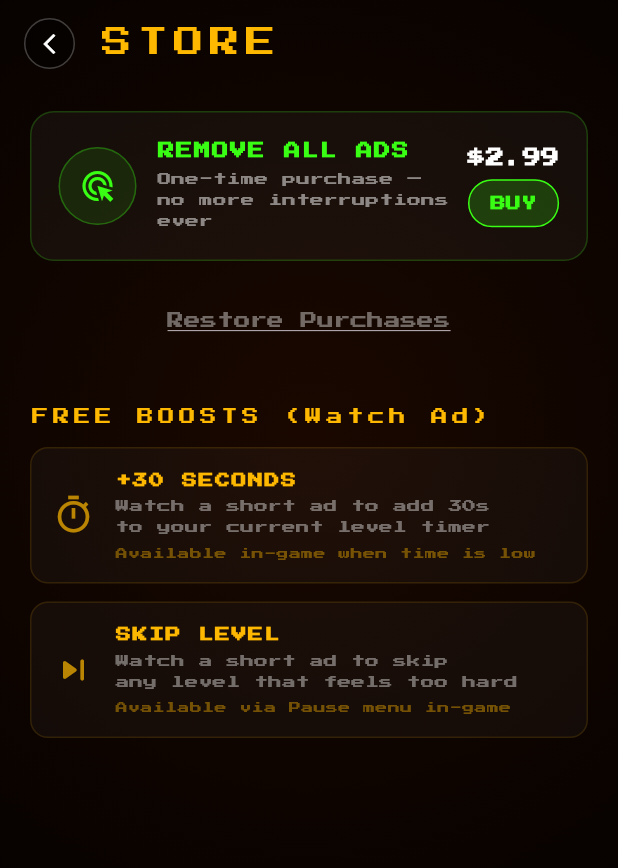
After one commit to exploreofficialzz-star/Pivot-ball, a Flutter app: the StoreScreen screen opened directly, on a phone screen of 412 x 824 dp. The commit adds this screen. Shown: the top 868 px of the screen. Run offline on Flutter 3.47's test engine with Material 3 defaults, Android fonts, the phone set to English and light mode, and no system bars; our stand-ins replace confetti, connectivity_plus, flutter_local_notifications, google_fonts, google_mobile_ads, in_app_purchase and 2 more; missing offline and left inert: flame_audio; accounts and stored records are empty; network calls fail; statements that could not run were skipped.

Commit message:
Apply Mega Update: In-app purchases, notifications, and ad policy fixes

```diff
--- /dev/null
+++ b/lib/screens/store_screen.dart
@@ -0,0 +1,289 @@
+import 'package:flutter/material.dart';
+import '../utils/constants.dart';
+import '../utils/purchase_manager.dart';
+import '../utils/audio_manager.dart';
+import '../utils/ad_manager.dart';
+
+class StoreScreen extends StatefulWidget {
+  const StoreScreen({super.key});
+  @override
+  State<StoreScreen> createState() => _StoreScreenState();
+}
+
+class _StoreScreenState extends State<StoreScreen> {
+  bool _loading = false;
+
+  @override
+  Widget build(BuildContext context) {
+    final pm = PurchaseManager.instance;
+    final size = MediaQuery.of(context).size;
+
+    return Scaffold(
+      backgroundColor: Colors.black,
+      body: Stack(
+        children: [
+          // Background
+          Container(decoration: const BoxDecoration(
+            gradient: RadialGradient(
+              center: Alignment(0, -0.3), radius: 1.2,
+              colors: [Color(0xFF1A0800), Colors.black],
+            ),
+          )),
+
+          SafeArea(
+            child: Column(
+              children: [
+                // Header
+                Padding(
+                  padding: const EdgeInsets.symmetric(horizontal: 16, vertical: 12),
+                  child: Row(
+                    children: [
+                      GestureDetector(
+                        onTap: () { AudioManager.instance.playClick(); Navigator.pop(context); },
+                        child: Container(
+                          padding: const EdgeInsets.all(8),
+                          decoration: BoxDecoration(
+                            shape: BoxShape.circle,
+                            border: Border.all(color: Colors.white24),
+                            color: Colors.black45,
+                          ),
+                          child: const Icon(Icons.arrow_back_ios_new, color: Colors.white, size: 16),
+                        ),
+                      ),
+                      const SizedBox(width: 16),
+                      const Text('STORE', style: TextStyle(
+                        fontSize: 20, color: GameConstants.goldColor, letterSpacing: 4)),
+                    ],
+                  ),
+                ),
+
+                Expanded(
+                  child: ListView(
+                    padding: const EdgeInsets.symmetric(horizontal: 20),
+                    children: [
+                      const SizedBox(height: 16),
+
+                      // ── REMOVE ADS ────────────────────────────────────────
+                      ValueListenableBuilder<bool>(
+                        valueListenable: pm.adsRemovedNotifier,
+                        builder: (_, removed, __) => _StoreCard(
+                          icon: removed ? Icons.block : Icons.ads_click,
+                          iconColor: GameConstants.neonGreen,
+                          title: removed ? 'ADS REMOVED ✓' : 'REMOVE ALL ADS',
+                          subtitle: removed
+                              ? 'Thank you for supporting Pivot Ball!'
+                              : 'One-time purchase — no more interruptions ever',
+                          price: removed ? 'OWNED' : _price(pm, 'pivot_ball_remove_ads', '\$2.99'),
+                          buttonLabel: removed ? 'OWNED' : 'BUY',
+                          buttonColor: removed ? Colors.grey : GameConstants.neonGreen,
+                          loading: _loading,
+                          onTap: removed ? null : () async {
+                            AudioManager.instance.playClick();
+                            setState(() => _loading = true);
+                            try { await pm.buyRemoveAds(); } catch (_) {}
+                            setState(() => _loading = false);
+                          },
+                        ),
+                      ),
+
+                      const SizedBox(height: 16),
+
+                      // ── RESTORE ───────────────────────────────────────────
+                      Center(
+                        child: TextButton(
+                          onPressed: () async {
+                            AudioManager.instance.playClick();
+                            await pm.restorePurchases();
+                            if (mounted) {
+                              ScaffoldMessenger.of(context).showSnackBar(
+                                const SnackBar(content: Text('Purchases restored')),
+                              );
+                            }
+                          },
+                          child: Text('Restore Purchases',
+                            style: TextStyle(
+                              color: Colors.white.withOpacity(0.4),
+                              fontSize: 11,
+                              decoration: TextDecoration.underline,
+                            )),
+                        ),
+                      ),
+
+                      const SizedBox(height: 32),
+
+                      // ── REWARDED ADS (free) ───────────────────────────────
+                      const Padding(
+                        padding: EdgeInsets.only(bottom: 12),
+                        child: Text('FREE BOOSTS (Watch Ad)',
+                          style: TextStyle(
+                            color: GameConstants.goldColor,
+                            fontSize: 11, letterSpacing: 3)),
+                      ),
+
+                      _FreeBoostCard(
+                        icon: Icons.timer_outlined,
+                        title: '+30 SECONDS',
+                        subtitle: 'Watch a short ad to add 30s\nto your current level timer',
+                        available: AdManager.instance.rewardedAdReady,
+                        note: 'Available in-game when time is low',
+                      ),
+
+                      const SizedBox(height: 12),
+
+                      _FreeBoostCard(
+                        icon: Icons.skip_next_rounded,
+                        title: 'SKIP LEVEL',
+                        subtitle: 'Watch a short ad to skip\nany level that feels too hard',
+                        available: AdManager.instance.rewardedAdReady,
+                        note: 'Available via Pause menu in-game',
+                      ),
+
+                      const SizedBox(height: 40),
+                    ],
+                  ),
+                ),
+              ],
+            ),
+          ),
+        ],
+      ),
+    );
+  }
+
+  String _price(PurchaseManager pm, String id, String fallback) {
+    try {
+      final p = pm.products.firstWhere((p) => p.id == id);
+      return p.price;
+    } catch (_) { return fallback; }
+  }
+}
+
+class _StoreCard extends StatelessWidget {
+  final IconData icon;
+  final Color    iconColor;
+  final String   title;
+  final String   subtitle;
+  final String   price;
+  final String   buttonLabel;
+  final Color    buttonColor;
+  final bool     loading;
+  final VoidCallback? onTap;
+
+  const _StoreCard({
+    required this.icon, required this.iconColor,
+    required this.title, required this.subtitle,
+    required this.price, required this.buttonLabel,
+    required this.buttonColor, required this.loading,
+    this.onTap,
+  });
+
+  @override
+  Widget build(BuildContext context) {
+    return Container(
+      padding: const EdgeInsets.all(18),
+      decoration: BoxDecoration(
+        color: Colors.white.withOpacity(0.04),
+        borderRadius: BorderRadius.circular(16),
+        border: Border.all(color: iconColor.withOpacity(0.2)),
+      ),
+      child: Row(
+        children: [
+          Container(
+            width: 52, height: 52,
+            decoration: BoxDecoration(
+              shape: BoxShape.circle,
+              color: iconColor.withOpacity(0.1),
+              border: Border.all(color: iconColor.withOpacity(0.3)),
+            ),
+            child: Icon(icon, color: iconColor, size: 24),
+          ),
+          const SizedBox(width: 14),
+          Expanded(
+            child: Column(
+              crossAxisAlignment: CrossAxisAlignment.start,
+              children: [
+                Text(title, style: TextStyle(
+                  color: iconColor, fontSize: 11, fontWeight: FontWeight.bold, letterSpacing: 1)),
+                const SizedBox(height: 4),
+                Text(subtitle, style: TextStyle(
+                  color: Colors.white.withOpacity(0.5), fontSize: 9, height: 1.5)),
+              ],
+            ),
+          ),
+          const SizedBox(width: 10),
+          Column(
+            children: [
+              Text(price, style: const TextStyle(
+                color: Colors.white, fontSize: 12, fontWeight: FontWeight.bold)),
+              const SizedBox(height: 6),
+              GestureDetector(
+                onTap: onTap,
+                child: Container(
+                  padding: const EdgeInsets.symmetric(horizontal: 14, vertical: 8),
+                  decoration: BoxDecoration(
+                    color: onTap == null ? Colors.grey.withOpacity(0.2) : buttonColor.withOpacity(0.2),
+                    borderRadius: BorderRadius.circular(20),
+                    border: Border.all(color: onTap == null ? Colors.grey : buttonColor),
+                  ),
+                  child: loading
+                    ? SizedBox(width: 16, height: 16,
+                        child: CircularProgressIndicator(strokeWidth: 2,
+                          valueColor: AlwaysStoppedAnimation(buttonColor)))
+                    : Text(buttonLabel, style: TextStyle(
+                        color: onTap == null ? Colors.grey : buttonColor,
+                        fontSize: 10, fontWeight: FontWeight.bold)),
+                ),
+              ),
+            ],
+          ),
+        ],
+      ),
+    );
+  }
+}
+
+class _FreeBoostCard extends StatelessWidget {
+  final IconData icon;
+  final String title, subtitle, note;
+  final bool available;
+
+  const _FreeBoostCard({
+    required this.icon, required this.title,
+    required this.subtitle, required this.note,
+    required this.available,
+  });
+
+  @override
+  Widget build(BuildContext context) {
+    return Container(
+      padding: const EdgeInsets.all(14),
+      decoration: BoxDecoration(
+        color: Colors.white.withOpacity(0.03),
+        borderRadius: BorderRadius.circular(12),
+        border: Border.all(color: GameConstants.goldColor.withOpacity(0.12)),
+      ),
+      child: Row(
+        children: [
+          Icon(icon, color: GameConstants.goldColor.withOpacity(0.7), size: 28),
+          const SizedBox(width: 14),
+          Expanded(
+            child: Column(
+              crossAxisAlignment: CrossAxisAlignment.start,
+              children: [
+                Text(title, style: const TextStyle(
+                  color: GameConstants.goldColor, fontSize: 10,
+                  fontWeight: FontWeight.bold, letterSpacing: 1)),
+                const SizedBox(height: 4),
+                Text(subtitle, style: TextStyle(
+                  color: Colors.white.withOpacity(0.4), fontSize: 9, height: 1.5)),
+                const SizedBox(height: 4),
+                Text(note, style: TextStyle(
+                  color: GameConstants.goldColor.withOpacity(0.4), fontSize: 8)),
+              ],
+            ),
+          ),
+        ],
+      ),
+    );
+  }
+}
--- /dev/null
+++ b/lib/utils/purchase_manager.dart
@@ -0,0 +1,124 @@
+import 'dart:async';
+import 'package:flutter/material.dart';
+import 'package:in_app_purchase/in_app_purchase.dart';
+import 'storage_manager.dart';
+
+class PurchaseManager {
+  static final PurchaseManager _instance = PurchaseManager._internal();
+  static PurchaseManager get instance => _instance;
+  PurchaseManager._internal();
+
+  // ── Product IDs — must match exactly what you create in Play Console / App Store Connect
+  static const String removeAdsId = 'pivot_ball_remove_ads';
+
+  final InAppPurchase _iap = InAppPurchase.instance;
+  StreamSubscription<List<PurchaseDetails>>? _subscription;
+
+  bool _available    = false;
+  bool _adsRemoved   = false;
+  bool _loading      = false;
+  List<ProductDetails> _products = [];
+
+  // Notifier so UI rebuilds when purchase completes
+  final ValueNotifier<bool> adsRemovedNotifier = ValueNotifier(false);
+
+  bool get adsRemoved    => _adsRemoved;
+  bool get storeAvailable => _available;
+  bool get loading        => _loading;
+  List<ProductDetails> get products => _products;
+
+  // =========================================================================
+  // INIT
+  // =========================================================================
+  Future<void> initialize() async {
+    // Restore saved purchase state first
+    _adsRemoved = StorageManager.instance.getAdsRemoved();
+    adsRemovedNotifier.value = _adsRemoved;
+
+    _available = await _iap.isAvailable();
+    if (!_available) return;
+
+    // Listen to purchase updates
+    _subscription = _iap.purchaseStream.listen(
+      _onPurchaseUpdate,
+      onDone: () => _subscription?.cancel(),
+      onError: (_) {},
+    );
+
+    // Load product details from store
+    await _loadProducts();
+
+    // Silently restore previous purchases (e.g. after reinstall)
+    await _iap.restorePurchases();
+  }
+
+  Future<void> _loadProducts() async {
+    try {
+      final response = await _iap.queryProductDetails({removeAdsId});
+      _products = response.productDetails;
+    } catch (_) {}
+  }
+
+  // =========================================================================
+  // PURCHASE FLOW
+  // =========================================================================
+  Future<void> buyRemoveAds() async {
+    if (!_available || _loading) return;
+    final product = _products.firstWhere(
+      (p) => p.id == removeAdsId,
+      orElse: () => throw Exception('Product not found — check Play Console / App Store'),
+    );
+    _loading = true;
+    try {
+      await _iap.buyNonConsumable(
+        purchaseParam: PurchaseParam(productDetails: product),
+      );
+    } catch (_) {
+      _loading = false;
+    }
+  }
+
+  Future<void> restorePurchases() async {
+    if (!_available) return;
+    await _iap.restorePurchases();
+  }
+
+  // =========================================================================
+  // PURCHASE HANDLER
+  // =========================================================================
+  void _onPurchaseUpdate(List<PurchaseDetails> purchases) async {
+    for (final purchase in purchases) {
+      switch (purchase.status) {
+        case PurchaseStatus.purchased:
+        case PurchaseStatus.restored:
+          await _grant(purchase);
+          break;
+        case PurchaseStatus.error:
+          _loading = false;
+          break;
+        case PurchaseStatus.canceled:
+          _loading = false;
+          break;
+        case PurchaseStatus.pending:
+          break;
+      }
+      if (purchase.pendingCompletePurchase) {
+        await _iap.completePurchase(purchase);
+      }
+    }
+    _loading = false;
+  }
+
+  Future<void> _grant(PurchaseDetails purchase) async {
+    if (purchase.productID == removeAdsId) {
+      _adsRemoved = true;
+      adsRemovedNotifier.value = true;
+      await StorageManager.instance.saveAdsRemoved(true);
+    }
+  }
+
+  void dispose() {
+    _subscription?.cancel();
+    adsRemovedNotifier.dispose();
+  }
+}
```
Also changed, not shown: lib/utils/notification_manager.dart (added, +190 -0 lines), lib/utils/storage_manager.dart (+26 -0 lines), 1 other file.
